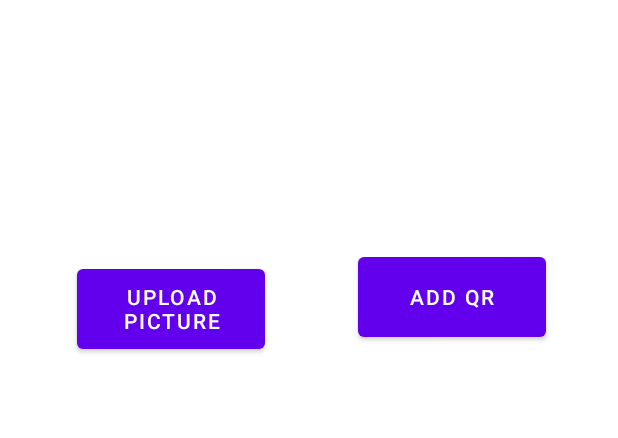
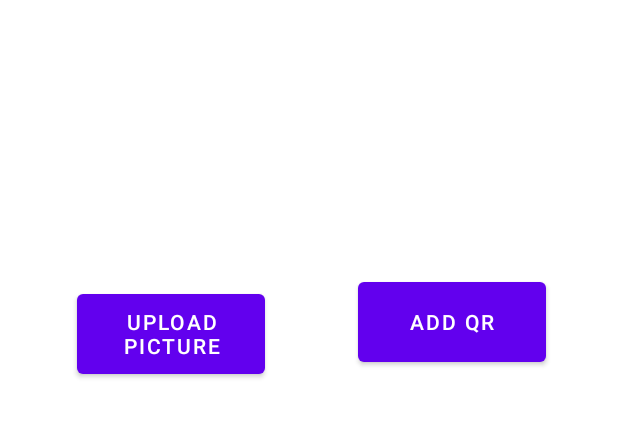
Before and after one commit to CMPUT301W22T05/QRHunter, an Android app: the layout add_qr_code_layout.xml on its own in the app's theme, with its tools: preview values and no code run, on a phone screen of 412 x 824 dp, the part 483-921 px from its top. Run offline under Robolectric (Android 15) with nearby library versions, the light colour scheme and no system bars.

Commit message:
wenhao for new layout -- add_qr_code_layout.xml

```diff
--- a/version 1/app/src/main/res/layout/add_qr_code_layout.xml
+++ b/version 1/app/src/main/res/layout/add_qr_code_layout.xml
@@ -40,7 +40,7 @@
         app:layout_constraintHorizontal_bias="0.451"
         app:layout_constraintStart_toStartOf="parent"
         app:layout_constraintTop_toTopOf="parent"
-        app:layout_constraintVertical_bias="0.653" />
+        app:layout_constraintVertical_bias="0.675" />
 
     <Button
         android:id="@+id/add_qr_button"
```
